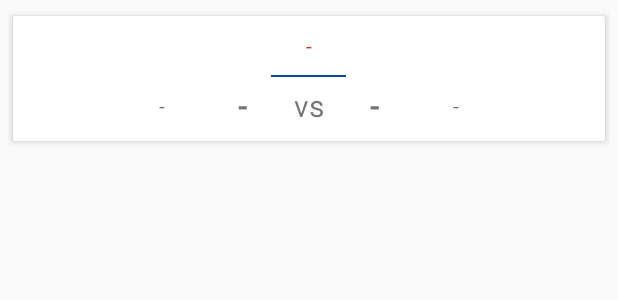
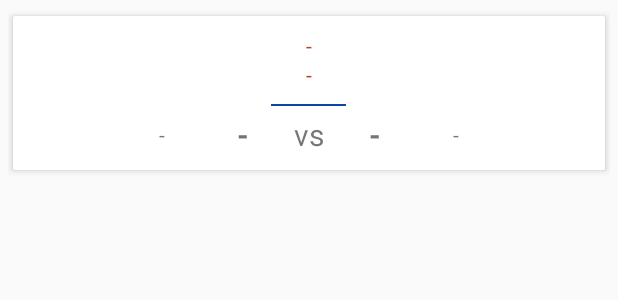
Before and after one commit to hasanej/football-zone, an Android app: the layout item_match.xml on its own in the app's theme, with its tools: preview values and no code run, on a phone screen of 412 x 824 dp. Shown: the top 300 px of the screen. Run offline under Robolectric (Android 15) with nearby library versions, the phone set to English and light mode, and no system bars.

Commit message:
HS : Add time in match list feature

```diff
--- a/app/src/main/java/id/hasaneljabir/footballzone/adapter/MatchAdapter.kt
+++ b/app/src/main/java/id/hasaneljabir/footballzone/adapter/MatchAdapter.kt
@@ -29,8 +29,10 @@ class MatchAdapter(val eventList: List<Event>, val context: Context?) :
         fun bind(event: Event) {
             if (event.intHomeScore == null) {
                 itemView.tvDate.setTextColor(itemView.context.resources.getColor(R.color.colorDateNextMatch))
+                itemView.tvTime.setTextColor(itemView.context.resources.getColor(R.color.colorDateNextMatch))
             }
             itemView.tvDate.text = event.dateEvent?.let { DateHelper.formatDateToMatch(it) }
+            itemView.tvTime.text = event.strTime.take(5)
             itemView.tvNameHome.text = event.strHomeTeam
             itemView.tvScoreHome.text = event.intHomeScore
             itemView.tvNameAway.text = event.strAwayTeam
--- a/app/src/main/res/layout/item_match.xml
+++ b/app/src/main/res/layout/item_match.xml
@@ -25,6 +25,14 @@
                 android:textColor="@color/colorDateLastMatch"
                 android:layout_gravity="center"
                 android:id="@+id/tvDate"
+                android:text="@string/empty"/>
+
+            <TextView
+                android:layout_width="wrap_content"
+                android:layout_height="wrap_content"
+                android:textColor="@color/colorDateLastMatch"
+                android:layout_gravity="center"
+                android:id="@+id/tvTime"
                 android:text="@string/empty"/>
 
             <View
```
